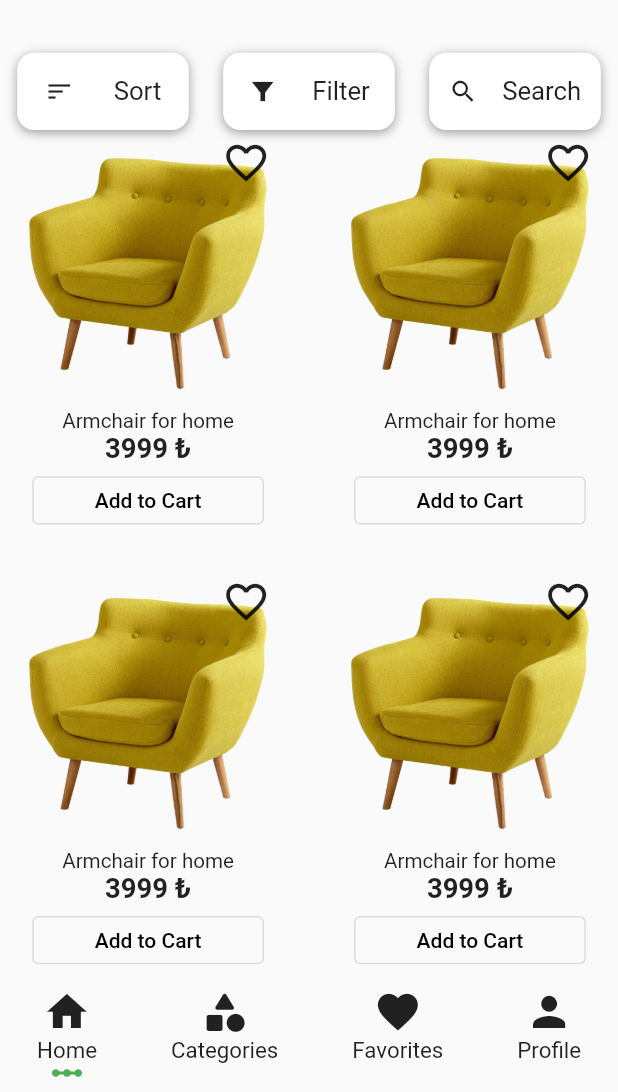
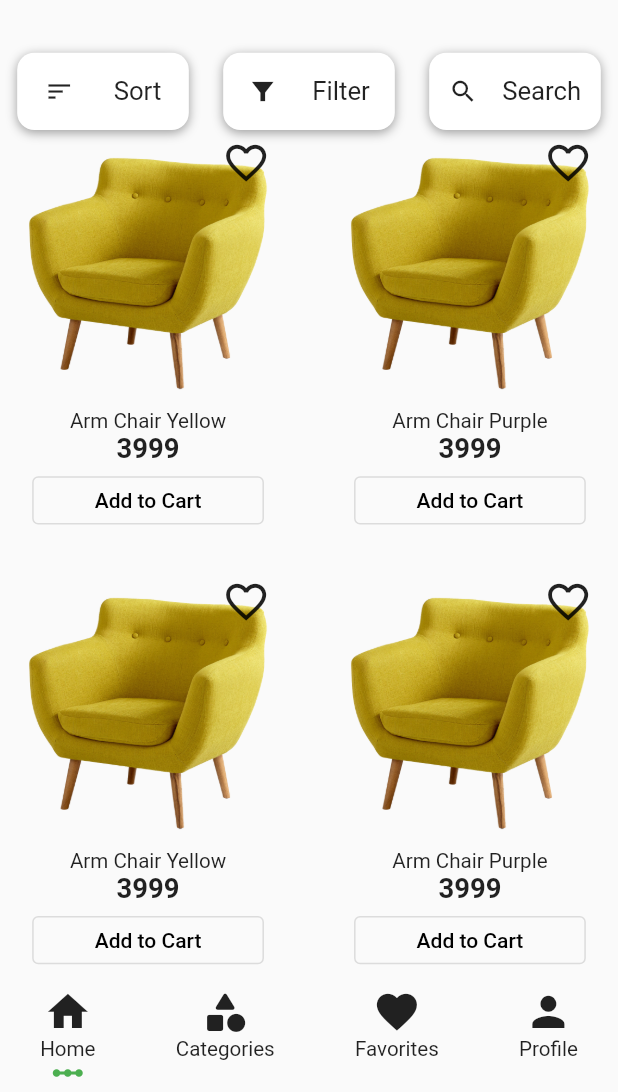
Before and after one commit to erkanoygun/ShopApp, a Flutter app: the screen it shows after launch, on a phone screen of 412 x 824 dp, the part 144-1236 px from its top. Run offline on Flutter 3.47's test engine with Material 2 defaults, Android fonts, the phone set to English and light mode, and no system bars; our stand-ins replace flutter_screenutil.

Commit message:
view model added, file architecture updated, product model added

```diff
--- /dev/null
+++ b/lib/constant/app/texts.dart
@@ -0,0 +1,11 @@
+abstract class AppText{
+  static const String appBarTitle = "Shop App";
+  static const String bottomBarItem1 =  "Home";
+  static const String bottomBarItem2 = "Categories";
+  static const String bottomBarItem3 = "Favorites";
+  static const String bottomBarItem4 = "Profile";
+  static const String filtersCardSort = "Sort";
+  static const String filtersCardFilter = "Filter";
+  static const String filtersCardSearch = "Search";
+  static const String addCartButtonText = "Add to Cart";
+}
--- /dev/null
+++ b/lib/constant/style/text_size.dart
@@ -0,0 +1,11 @@
+import 'package:flutter_screenutil/flutter_screenutil.dart';
+
+abstract class TextSize{
+  static double textSize8 = ScreenUtil().setSp(8);
+  static double textSize10 = ScreenUtil().setSp(10);
+  static double textSize12 = ScreenUtil().setSp(12);
+  static double textSize14 = ScreenUtil().setSp(14);
+  static double textSize16 = ScreenUtil().setSp(16);
+  static double textSize22 = ScreenUtil().setSp(22);
+  static double textSize24 = ScreenUtil().setSp(24);
+}
--- a/lib/main.dart
+++ b/lib/main.dart
@@ -1,5 +1,7 @@
 import 'package:flutter/material.dart';
 import 'package:flutter_screenutil/flutter_screenutil.dart';
+import 'package:provider/provider.dart';
+import 'package:shop_app/view-model/home_page_view_model.dart';
 import 'package:shop_app/views/HomePage/home_page.dart';
 
 void main() {
@@ -13,7 +15,9 @@ class MyApp extends StatelessWidget {
     return ScreenUtilInit(
       designSize: const Size(360, 640),
       builder: (context, child) {
-        return MaterialApp(
+        return ChangeNotifierProvider(
+          create: (context) => AppViewModel(),
+          child: MaterialApp(
             title: 'Shop App',
             theme: ThemeData(
               appBarTheme: const AppBarTheme(
@@ -21,6 +25,7 @@ class MyApp extends StatelessWidget {
               primarySwatch: Colors.blue,
             ),
             home: HomePage(),
+          ),
         );
       },
     );
--- /dev/null
+++ b/lib/model/product_model.dart
@@ -0,0 +1,29 @@
+import 'package:flutter/cupertino.dart';
+
+class Product {
+  String name;
+  String description;
+  String price;
+  int stars;
+  String imgPath;
+
+  Product({
+    required this.name,
+    required this.description,
+    required this.price,
+    required this.stars,
+    required this.imgPath,
+  });
+
+  factory Product.randomCreate(
+      {required String name,
+      required String description,
+      required String imgPath}) {
+    return Product(
+        name: name,
+        description: description,
+        price: "3999",
+        stars: 4,
+        imgPath: imgPath);
+  }
+}
--- /dev/null
+++ b/lib/view-model/home_page_view_model.dart
@@ -0,0 +1,21 @@
+import 'package:flutter/cupertino.dart';
+import 'package:shop_app/model/product_model.dart';
+
+class AppViewModel extends ChangeNotifier {
+  List<Product> products = [];
+
+  List<Product> getProducts() {
+    products.clear();
+    for (int i = 0; i <= 4; i++) {
+      String armChairColor = i % 2 == 0 ? "Yellow":"Purple";
+      Product product = Product.randomCreate(
+          name: "Arm Chair $armChairColor",
+          description: "description",
+          imgPath: "assets/images/armchair1.png");
+
+      products.add(product);
+    }
+
+    return products;
+  }
+}
--- a/lib/views/HomePage/constant/text_constant.dart
+++ b/lib/views/HomePage/constant/text_constant.dart
@@ -1,10 +1,5 @@
 abstract class TextConstant{
-  static const String appBarText = "Shop App";
-  static const String bottomBarItem1 =  "Home";
-  static const String bottomBarItem2 = "Categories";
-  static const String bottomBarItem3 = "Favorites";
-  static const String bottomBarItem4 = "Profile";
   static const String productPrice = "3999 ₺";
   static const String productName = "Armchair for home";
-  static const String addCartButtonText = "Add to Cart";
+
 }
--- a/lib/views/HomePage/home_page.dart
+++ b/lib/views/HomePage/home_page.dart
@@ -1,18 +1,21 @@
 import 'package:flutter/material.dart';
 import 'package:flutter_screenutil/flutter_screenutil.dart';
+import 'package:provider/provider.dart';
+import 'package:shop_app/view-model/home_page_view_model.dart';
 import 'package:shop_app/views/HomePage/widgets/my_app_bar.dart';
 import 'package:shop_app/views/HomePage/widgets/my_gridwiev_builder.dart';
+import '../../constant/app/texts.dart';
+import '../../constant/style/text_size.dart';
 import '../../customs/my_bottom_navigationbar.dart';
 import '../../customs/my_bottom_navigationbar_item.dart';
-import '../../widgets/filter_cards.dart';
-import 'constant/text_constant.dart';
+import 'widgets/filter_cards.dart';
 
 class HomePage extends StatelessWidget {
   HomePage({super.key});
-
   final double bottomBarItemIconSize = ScreenUtil().setHeight(25);
   final double bottomBarHeight = ScreenUtil().setHeight(55);
-  final double bottomBarItemTextSize = ScreenUtil().setSp(13);
+  final double bottomBarItemTextSize = TextSize.textSize12;
+  // late List<Product> products;
 
   @override
   Widget build(BuildContext context) {
@@ -21,21 +24,19 @@ class HomePage extends StatelessWidget {
         bottomBarHeight: bottomBarHeight,
         bottomBarItem: [
           bottomNavigationBarItem(
-              isSelect: true,
-              icon: Icons.home,
-              text: TextConstant.bottomBarItem1),
+              isSelect: true, icon: Icons.home, text: AppText.bottomBarItem1),
           bottomNavigationBarItem(
               isSelect: false,
               icon: Icons.category_rounded,
-              text: TextConstant.bottomBarItem2),
+              text: AppText.bottomBarItem2),
           bottomNavigationBarItem(
               isSelect: false,
               icon: Icons.favorite,
-              text: TextConstant.bottomBarItem3),
+              text: AppText.bottomBarItem3),
           bottomNavigationBarItem(
               isSelect: false,
               icon: Icons.person,
-              text: TextConstant.bottomBarItem4),
+              text: AppText.bottomBarItem4),
         ],
       ),
       body: Column(
@@ -51,15 +52,15 @@ class HomePage extends StatelessWidget {
               children: const [
                 FitersCard(
                   icon: Icons.sort,
-                  text: "Sort",
+                  text: AppText.filtersCardSort,
                 ),
                 FitersCard(
                   icon: Icons.filter_alt_sharp,
-                  text: "Filter",
+                  text: AppText.filtersCardFilter,
                 ),
                 FitersCard(
                   icon: Icons.search,
-                  text: "Search",
+                  text: AppText.filtersCardSearch,
                 ),
               ],
             ),
--- a/lib/views/HomePage/widgets/my_app_bar.dart
+++ b/lib/views/HomePage/widgets/my_app_bar.dart
@@ -1,6 +1,6 @@
 import 'package:flutter/material.dart';
 import 'package:flutter_screenutil/flutter_screenutil.dart';
-import '../constant/text_constant.dart';
+import '../../../constant/app/texts.dart';
 
 class MyAppBar extends StatelessWidget {
   MyAppBar({super.key});
@@ -17,7 +17,7 @@ class MyAppBar extends StatelessWidget {
         crossAxisAlignment: CrossAxisAlignment.start,
         children: [
           Text(
-            TextConstant.appBarText,
+            AppText.appBarTitle,
             style: Theme.of(context).textTheme.headline3!.merge(
                   const TextStyle(
                       color: Colors.black, fontWeight: FontWeight.w500),
--- a/lib/views/HomePage/widgets/my_gridwiev_builder.dart
+++ b/lib/views/HomePage/widgets/my_gridwiev_builder.dart
@@ -1,25 +1,32 @@
 import 'dart:math';
-
 import 'package:flutter/material.dart';
 import 'package:flutter_screenutil/flutter_screenutil.dart';
-
+import 'package:provider/provider.dart';
+import 'package:shop_app/model/product_model.dart';
+import 'package:shop_app/view-model/home_page_view_model.dart';
+import '../../../constant/app/texts.dart';
+import '../../../constant/style/text_size.dart';
 import '../constant/text_constant.dart';
 
 class MyGridWievBuilder extends StatelessWidget {
   MyGridWievBuilder({super.key});
+  static final productNameTextSize = TextSize.textSize12;
+  static final productPriceTextSize = TextSize.textSize16;
   final double gridWievCardSize = ScreenUtil().setHeight(220);
   final double crossAxisSpacing = ScreenUtil().setHeight(40);
-  static final productNameTextSize = ScreenUtil().setSp(12);
-  static final productPriceTextSize = ScreenUtil().setSp(16);
   final double productImageWidth = ScreenUtil().setHeight(140);
   final double productImageHeight = ScreenUtil().setHeight(140);
   final double favIconSize = ScreenUtil().setHeight(25);
   final double addToCartButtonWidth = ScreenUtil().setHeight(120);
   final double addToCartButtonHeight = ScreenUtil().setHeight(25);
-  static List imageNames = ['armchair1.png', 'armchair2.png'];
+  //static List imageNames = ['armchair1.png', 'armchair2.png'];
+  //"assets/images/${imageNames[Random().nextInt(imageNames.length)]}"
 
   @override
   Widget build(BuildContext context) {
+    Provider.of<AppViewModel>(context, listen: false).getProducts();
+    return Consumer<AppViewModel>(
+      builder: (context, mystate, child) {
         return GridView.builder(
           gridDelegate: SliverGridDelegateWithFixedCrossAxisCount(
             crossAxisCount: 2,
@@ -28,7 +35,7 @@ class MyGridWievBuilder extends StatelessWidget {
             crossAxisSpacing: crossAxisSpacing,
             mainAxisSpacing: 10.0,
           ),
-      itemCount: 8,
+          itemCount: mystate.products.length,
           itemBuilder: (BuildContext ctx, index) {
             return Stack(
               children: [
@@ -43,26 +50,26 @@ class MyGridWievBuilder extends StatelessWidget {
                       SizedBox(
                         width: productImageWidth,
                         height: productImageHeight,
-                    child: Image.asset(
-                        "assets/images/${imageNames[Random().nextInt(imageNames.length)]}"),
+                        child: Image.asset(mystate.products[index].imgPath),
                       ),
                       Text(
-                    TextConstant.productName,
+                        mystate.products[index].name,
                         style: TextStyle(fontSize: productNameTextSize),
                       ),
                       Text(
-                    TextConstant.productPrice,
+                        mystate.products[index].price,
                         style: TextStyle(
                             fontSize: productPriceTextSize,
                             fontWeight: FontWeight.bold),
                       ),
                       OutlinedButton(
                         style: OutlinedButton.styleFrom(
-                      minimumSize: Size(addToCartButtonWidth, addToCartButtonHeight),
+                          minimumSize:
+                              Size(addToCartButtonWidth, addToCartButtonHeight),
                           foregroundColor: Colors.black,
                         ),
                         onPressed: () {},
-                    child: const Text(TextConstant.addCartButtonText),
+                        child: const Text(AppText.addCartButtonText),
                       ),
                     ],
                   ),
@@ -78,5 +85,7 @@ class MyGridWievBuilder extends StatelessWidget {
             );
           },
         );
+      },
+    );
   }
 }
--- a/pubspec.yaml
+++ b/pubspec.yaml
@@ -32,6 +32,7 @@ dependencies:
   flutter:
     sdk: flutter
   flutter_screenutil: ^5.6.0
+  provider: ^6.0.4
 
 
   # The following adds the Cupertino Icons font to your application.
```
Also changed, not shown: lib/views/HomePage/widgets/filter_cards.dart (renamed from lib/widgets/filter_cards.dart), pubspec.lock. Lines whose indentation alone changed are shown as unchanged.
